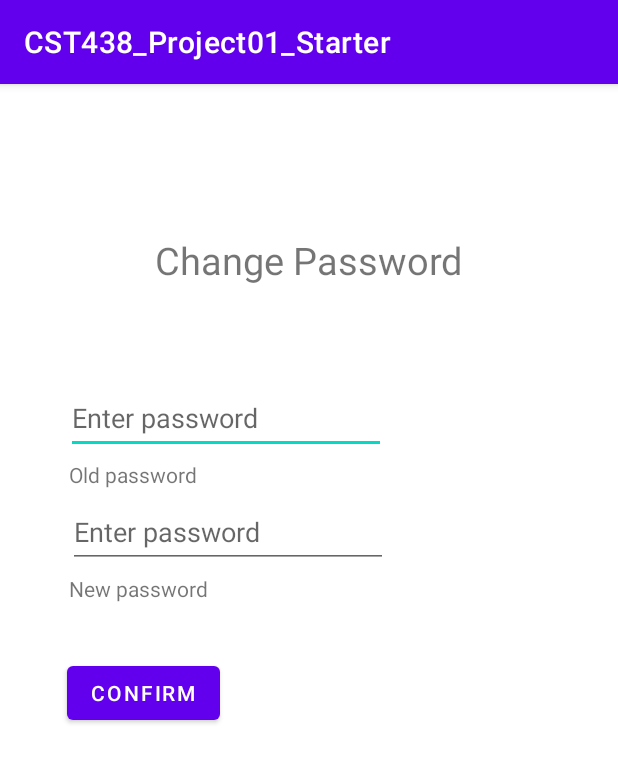
After one commit to jbarrosoarr/CST438_Project01_Group6, an Android app: the ChangePasswordActivity screen opened directly, with no data from a screen before it, on a phone screen of 412 x 824 dp. The commit adds this screen. Shown: the top 763 px of the screen. Run offline under Robolectric (Android 15) with nearby library versions, the phone set to English and light mode, and no system bars.

Commit message:
Added the ChangePasswordActivity.java file and worked on the feature including starting the layout and wiring up the display

```diff
--- a/app/src/main/AndroidManifest.xml
+++ b/app/src/main/AndroidManifest.xml
@@ -9,6 +9,9 @@
         android:roundIcon="@mipmap/ic_launcher_round"
         android:supportsRtl="true"
         android:theme="@style/Theme.CST438_Project01_Starter">
+        <activity
+            android:name=".ChangePasswordActivity"
+            android:exported="false" />
         <activity
             android:name=".MainActivity"
             android:exported="true"
--- /dev/null
+++ b/app/src/main/java/com/daclink/drew/sp22/cst438_project01_starter/ChangePasswordActivity.java
@@ -0,0 +1,64 @@
+package com.daclink.drew.sp22.cst438_project01_starter;
+
+import androidx.appcompat.app.AppCompatActivity;
+
+import android.content.Context;
+import android.content.Intent;
+import android.os.Bundle;
+import android.view.View;
+import android.widget.Button;
+import android.widget.EditText;
+import android.widget.TextView;
+import android.widget.Toast;
+
+public class ChangePasswordActivity extends AppCompatActivity {
+
+    private String mOldPassword;
+    private String mNewPassword;
+
+    private EditText mOldPasswordField;
+    private EditText mNewPasswordField;
+
+    private Button mConfirmBtn;
+
+    @Override
+    protected void onCreate(Bundle savedInstanceState) {
+        super.onCreate(savedInstanceState);
+        setContentView(R.layout.activity_change_password);
+
+        wireUpDisplay();
+    }
+
+    private void wireUpDisplay() {
+        mOldPasswordField = findViewById(R.id.old_password_edittext);
+        mNewPasswordField = findViewById(R.id.new_password_edittext);
+        mConfirmBtn = findViewById(R.id.change_password_confirm_btn);
+
+        mConfirmBtn.setOnClickListener(new View.OnClickListener() {
+            @Override
+            public void onClick(View v) {
+                getValuesFromDisplay();
+
+                if (!validateOldPassword()) {
+                    Toast.makeText(ChangePasswordActivity.this, "Please enter your correct old password", Toast.LENGTH_SHORT).show();
+                } else {
+
+                }
+            }
+        });
+    }
+
+    private void getValuesFromDisplay() {
+        mOldPassword = mOldPasswordField.getText().toString();
+        mNewPassword = mNewPasswordField.getText().toString();
+    }
+
+    public boolean validateOldPassword() {
+        return false;
+    }
+
+    public static Intent newIntent(Context packageContext) {
+        Intent intent = new Intent(packageContext, ChangePasswordActivity.class);
+        return intent;
+    }
+}
--- /dev/null
+++ b/app/src/main/res/layout/activity_change_password.xml
@@ -0,0 +1,81 @@
+<?xml version="1.0" encoding="utf-8"?>
+<androidx.constraintlayout.widget.ConstraintLayout xmlns:android="http://schemas.android.com/apk/res/android"
+    xmlns:app="http://schemas.android.com/apk/res-auto"
+    xmlns:tools="http://schemas.android.com/tools"
+    android:layout_width="match_parent"
+    android:layout_height="match_parent"
+    tools:context=".ChangePasswordActivity">
+
+    <TextView
+        android:id="@+id/change_password_title"
+        android:layout_width="wrap_content"
+        android:layout_height="wrap_content"
+        android:layout_marginTop="100dp"
+        android:text="@string/change_password"
+        android:textSize="25sp"
+        app:layout_constraintEnd_toEndOf="parent"
+        app:layout_constraintStart_toStartOf="parent"
+        app:layout_constraintTop_toTopOf="parent" />
+
+    <Button
+        android:id="@+id/change_password_confirm_btn"
+        android:layout_width="wrap_content"
+        android:layout_height="wrap_content"
+        android:layout_marginTop="36dp"
+        android:text="@string/confirm"
+        app:layout_constraintEnd_toEndOf="parent"
+        app:layout_constraintHorizontal_bias="0.145"
+        app:layout_constraintStart_toStartOf="parent"
+        app:layout_constraintTop_toBottomOf="@+id/new_password_textview" />
+
+    <EditText
+        android:id="@+id/old_password_edittext"
+        android:layout_width="wrap_content"
+        android:layout_height="wrap_content"
+        android:layout_marginTop="64dp"
+        android:ems="10"
+        android:inputType="textPassword"
+        android:hint="@string/enter_password"
+        android:minHeight="48dp"
+        app:layout_constraintEnd_toEndOf="parent"
+        app:layout_constraintHorizontal_bias="0.223"
+        app:layout_constraintStart_toStartOf="parent"
+        app:layout_constraintTop_toBottomOf="@+id/change_password_title" />
+
+    <EditText
+        android:id="@+id/new_password_edittext"
+        android:layout_width="wrap_content"
+        android:layout_height="wrap_content"
+        android:layout_marginTop="28dp"
+        android:ems="10"
+        android:hint="@string/enter_password"
+        android:inputType="textPassword"
+        android:minHeight="48dp"
+        app:layout_constraintEnd_toEndOf="parent"
+        app:layout_constraintHorizontal_bias="0.228"
+        app:layout_constraintStart_toStartOf="parent"
+        app:layout_constraintTop_toBottomOf="@+id/old_password_edittext" />
+
+    <TextView
+        android:id="@+id/old_password_textview"
+        android:layout_width="wrap_content"
+        android:layout_height="wrap_content"
+        android:layout_marginTop="4dp"
+        android:text="@string/old_password"
+        app:layout_constraintEnd_toEndOf="parent"
+        app:layout_constraintHorizontal_bias="0.141"
+        app:layout_constraintStart_toStartOf="parent"
+        app:layout_constraintTop_toBottomOf="@+id/old_password_edittext" />
+
+    <TextView
+        android:id="@+id/new_password_textview"
+        android:layout_width="wrap_content"
+        android:layout_height="wrap_content"
+        android:layout_marginTop="4dp"
+        android:text="@string/new_password"
+        app:layout_constraintEnd_toEndOf="parent"
+        app:layout_constraintHorizontal_bias="0.144"
+        app:layout_constraintStart_toStartOf="parent"
+        app:layout_constraintTop_toBottomOf="@+id/new_password_edittext" />
+
+</androidx.constraintlayout.widget.ConstraintLayout>
--- a/app/src/main/res/values/strings.xml
+++ b/app/src/main/res/values/strings.xml
@@ -9,4 +9,9 @@
 
     <string name="hello_first_fragment">Hello first fragment</string>
     <string name="hello_second_fragment">Hello second fragment. Arg: %1$s</string>
+    <string name="confirm">Confirm</string>
+    <string name="change_password">Change Password</string>
+    <string name="enter_password">Enter password</string>
+    <string name="old_password">Old password</string>
+    <string name="new_password">New password</string>
 </resources>
```
